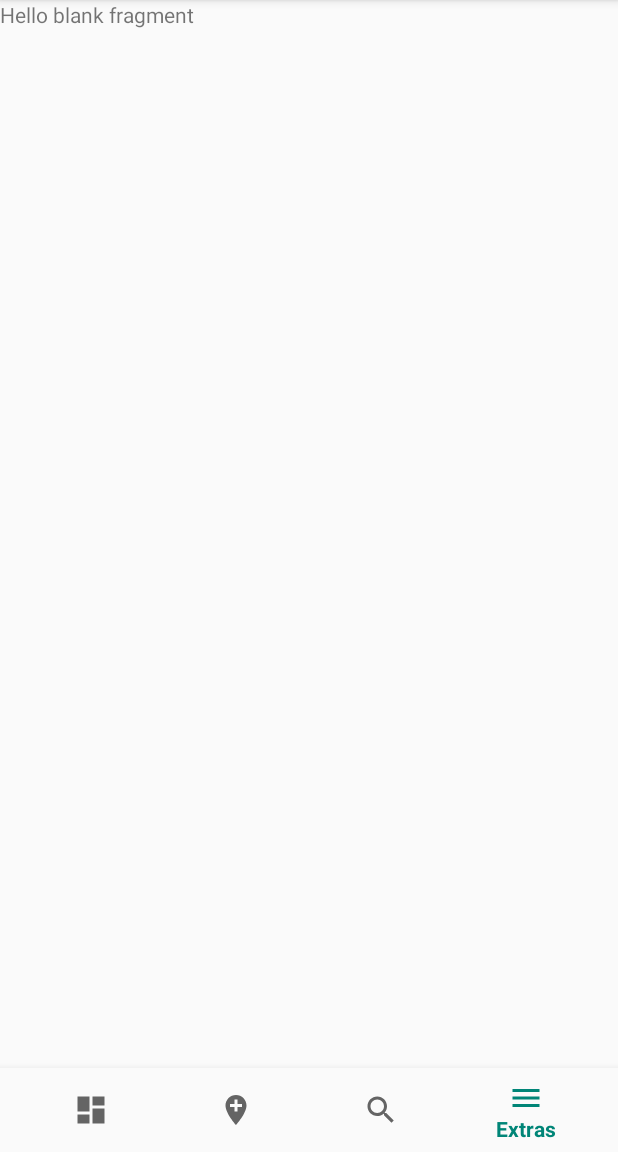
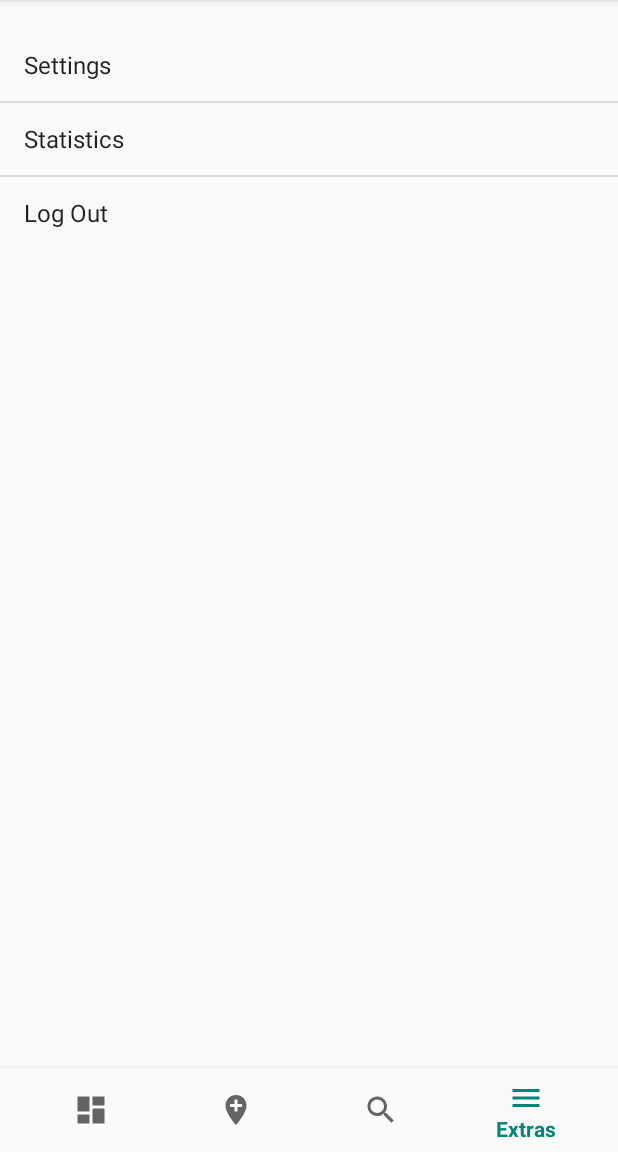
Before and after one commit to SQUIZXZ/Wildlife-Pokedex, an Android app: the screen it shows after launch (MainActivity), item 4 of the bottom bar chosen, on a phone screen of 412 x 824 dp, the part 84-1236 px from its top. Run offline under Robolectric (Android 15) with nearby library versions, the phone set to English and light mode, and no system bars.

Commit message:
added listview to the extras fragment and added some options. no functionality.

```diff
--- a/WildlifeApplication/app/src/main/java/com/example/wildlifeapplication/Extras/ExtrasFragment.java
+++ b/WildlifeApplication/app/src/main/java/com/example/wildlifeapplication/Extras/ExtrasFragment.java
@@ -2,46 +2,35 @@ package com.example.wildlifeapplication.Extras;
 
 import android.net.Uri;
 import android.os.Bundle;
-import android.support.v4.app.Fragment;
+import android.support.v4.app.ListFragment;
 import android.view.LayoutInflater;
 import android.view.View;
 import android.view.ViewGroup;
+import android.widget.ArrayAdapter;
+import android.widget.ListView;
 
 import com.example.wildlifeapplication.R;
 
+import java.util.ArrayList;
 
-/**
- * A simple {@link Fragment} subclass.
- * Activities that contain this fragment must implement the
- * {@link ExtrasFragment.OnFragmentInteractionListener} interface
- * to handle interaction events.
- * Use the {@link ExtrasFragment#newInstance} factory method to
- * create an instance of this fragment.
- */
-public class ExtrasFragment extends Fragment {
-    // TODO: Rename parameter arguments, choose names that match
-    // the fragment initialization parameters, e.g. ARG_ITEM_NUMBER
+
+public class ExtrasFragment extends ListFragment {
+
+
     private static final String ARG_PARAM1 = "param1";
     private static final String ARG_PARAM2 = "param2";
 
-    // TODO: Rename and change types of parameters
     private String mParam1;
     private String mParam2;
 
+    private ArrayList<String> Extras_List = new ArrayList<>();
+    private ArrayAdapter<String> mAdapter;
+    ListView listView;
 
     public ExtrasFragment() {
         // Required empty public constructor
     }
 
-    /**
-     * Use this factory method to create a new instance of
-     * this fragment using the provided parameters.
-     *
-     * @param param1 Parameter 1.
-     * @param param2 Parameter 2.
-     * @return A new instance of fragment ExtrasFragment.
-     */
-    // TODO: Rename and change types and number of parameters
     public static ExtrasFragment newInstance(String param1, String param2) {
         ExtrasFragment fragment = new ExtrasFragment();
         Bundle args = new Bundle();
@@ -54,6 +43,7 @@ public class ExtrasFragment extends Fragment {
     @Override
     public void onCreate(Bundle savedInstanceState) {
         super.onCreate(savedInstanceState);
+        setHasOptionsMenu(true);
         if (getArguments() != null) {
             mParam1 = getArguments().getString(ARG_PARAM1);
             mParam2 = getArguments().getString(ARG_PARAM2);
@@ -61,10 +51,13 @@ public class ExtrasFragment extends Fragment {
     }
 
     @Override
-    public View onCreateView(LayoutInflater inflater, ViewGroup container,
-                             Bundle savedInstanceState) {
-        // Inflate the layout for this fragment
-        return inflater.inflate(R.layout.fragment_extras, container, false);
+    public View onCreateView(LayoutInflater inflater, ViewGroup container, Bundle savedInstanceState) {
+        View v = inflater.inflate(R.layout.fragment_extras, container,false);
+        listView = v.findViewById(android.R.id.list);
+        getOptions();
+        mAdapter = new ArrayAdapter<>(getContext(), android.R.layout.simple_list_item_1,Extras_List );
+        listView.setAdapter(mAdapter);
+        return v;
     }
 
 
@@ -83,4 +76,10 @@ public class ExtrasFragment extends Fragment {
         // TODO: Update argument type and name
         void onFragmentInteraction(Uri uri);
     }
+
+    public void getOptions(){
+        Extras_List.add("Settings");
+        Extras_List.add("Statistics");
+        Extras_List.add("Log Out");
+    }
 }
--- a/WildlifeApplication/app/src/main/res/layout/fragment_extras.xml
+++ b/WildlifeApplication/app/src/main/res/layout/fragment_extras.xml
@@ -1,14 +1,20 @@
 <?xml version="1.0" encoding="utf-8"?>
-<FrameLayout xmlns:android="http://schemas.android.com/apk/res/android"
+<android.support.v7.widget.LinearLayoutCompat xmlns:android="http://schemas.android.com/apk/res/android"
     xmlns:tools="http://schemas.android.com/tools"
     android:layout_width="match_parent"
     android:layout_height="match_parent"
-    tools:context=".Extras.ExtrasFragment">
+    tools:context="com.example.wildlifeapplication.Extras.ExtrasFragment"
+    android:orientation="vertical">
 
-    <!-- TODO: Update blank fragment layout -->
     <TextView
+        android:id="@+id/empty"
+        android:text=""
+        android:layout_width="wrap_content"
+        android:layout_height="wrap_content" />
+
+    <ListView
+        android:id="@android:id/list"
         android:layout_width="match_parent"
-        android:layout_height="match_parent"
-        android:text="@string/hello_blank_fragment" />
+        android:layout_height="wrap_content"/>
 
-</FrameLayout>
+</android.support.v7.widget.LinearLayoutCompat>
```
